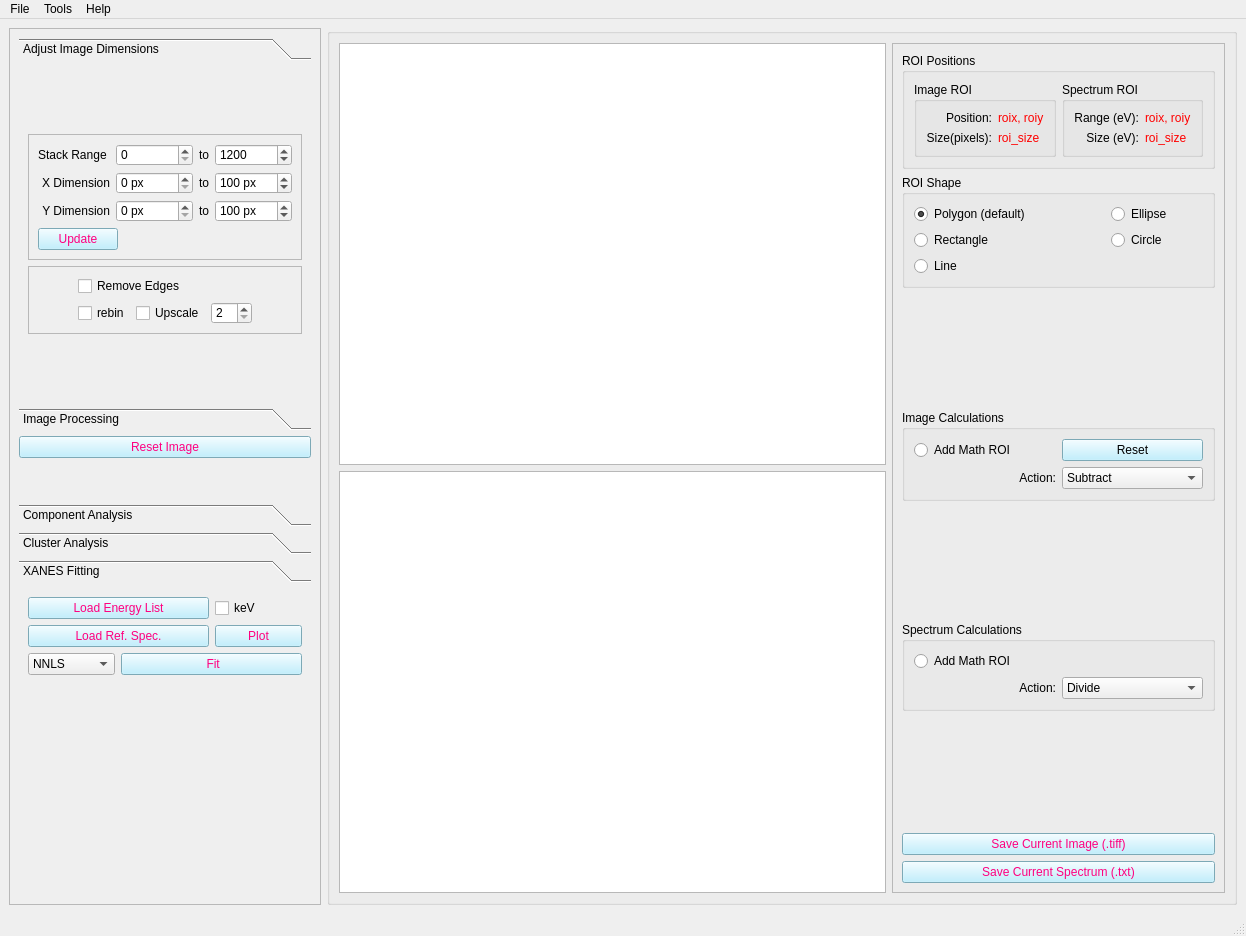
Old version of the form uis/mainwindow_admin.ui in the repository pattammattel/MIDAS_Admin.
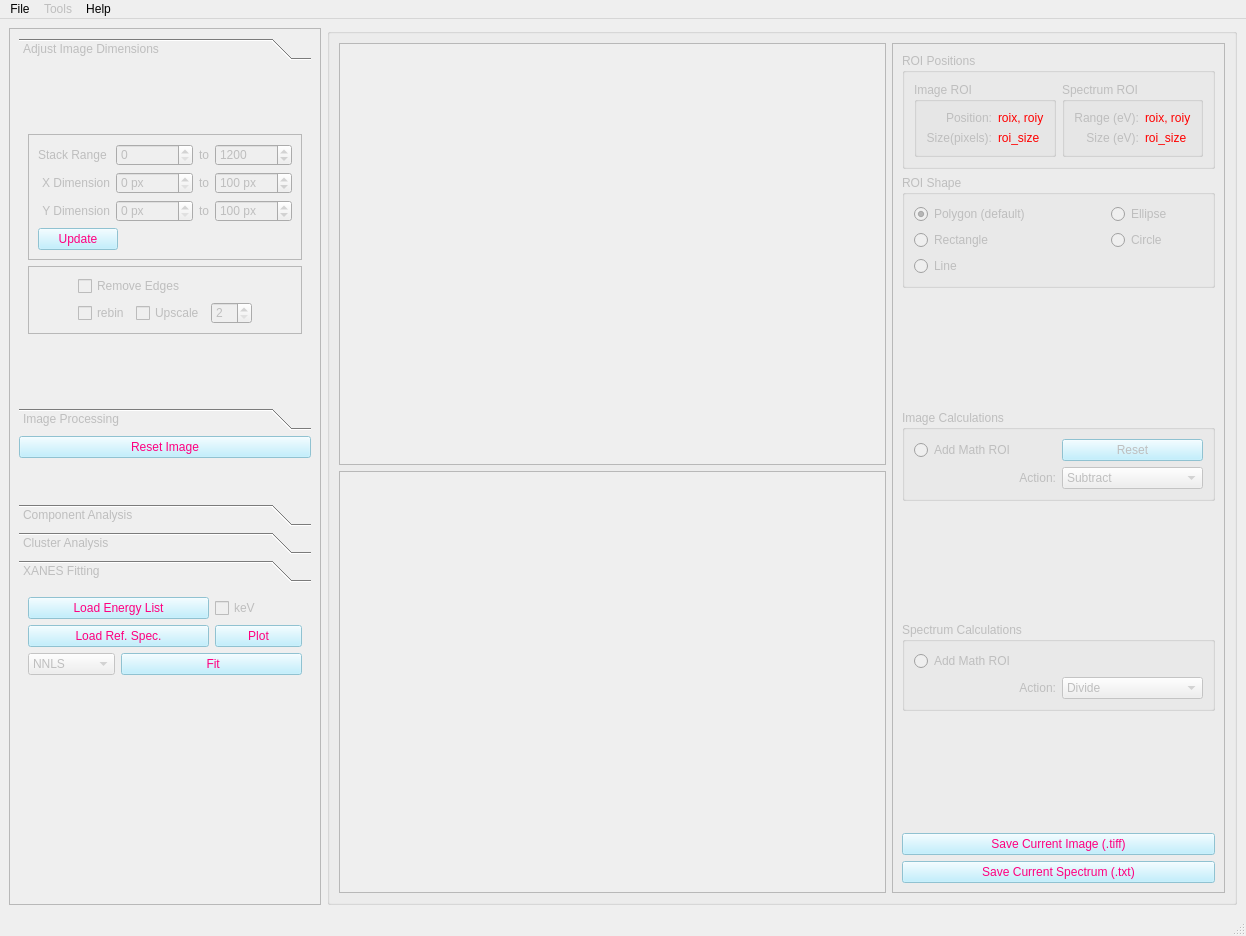
New version of the form. The open tabs and pages were chosen to show the change. Custom widgets are drawn as their Qt base class.

What changed in the file:
```diff
--- a/uis/mainwindow_admin.ui
+++ b/uis/mainwindow_admin.ui
@@ -3,6 +3,9 @@
  <author>Ajith</author>
  <class>MainWindow</class>
  <widget class="QMainWindow" name="MainWindow">
+  <property name="enabled">
+   <bool>true</bool>
+  </property>
   <property name="geometry">
    <rect>
     <x>0</x>
@@ -82,6 +85,9 @@
 }</string>
   </property>
   <widget class="QWidget" name="centralwidget">
+   <property name="enabled">
+    <bool>false</bool>
+   </property>
    <property name="sizePolicy">
     <sizepolicy hsizetype="Expanding" vsizetype="MinimumExpanding">
      <horstretch>0</horstretch>
@@ -172,8 +178,8 @@
         <rect>
          <x>0</x>
          <y>0</y>
-         <width>390</width>
-         <height>867</height>
+         <width>321</width>
+         <height>855</height>
         </rect>
        </property>
        <layout class="QGridLayout" name="gridLayout_9">
@@ -213,7 +219,7 @@
              <x>0</x>
              <y>0</y>
              <width>368</width>
-             <height>372</height>
+             <height>331</height>
             </rect>
            </property>
            <attribute name="label">
@@ -442,7 +448,7 @@
                  <item>
                   <widget class="QCheckBox" name="cb_rebin">
                    <property name="enabled">
-                    <bool>true</bool>
+                    <bool>false</bool>
                    </property>
                    <property name="sizePolicy">
                     <sizepolicy hsizetype="Fixed" vsizetype="Preferred">
@@ -460,7 +466,7 @@
                    <item>
                     <widget class="QCheckBox" name="cb_upscale">
                      <property name="enabled">
-                      <bool>true</bool>
+                      <bool>false</bool>
                      </property>
                      <property name="sizePolicy">
                       <sizepolicy hsizetype="Fixed" vsizetype="Preferred">
@@ -478,7 +484,7 @@
                  <item>
                   <widget class="QSpinBox" name="sb_scaling_factor">
                    <property name="enabled">
-                    <bool>true</bool>
+                    <bool>false</bool>
                    </property>
                    <property name="sizePolicy">
                     <sizepolicy hsizetype="Fixed" vsizetype="Fixed">
@@ -1118,8 +1124,8 @@
             <rect>
              <x>0</x>
              <y>0</y>
-             <width>368</width>
-             <height>184</height>
+             <width>299</width>
+             <height>156</height>
             </rect>
            </property>
            <attribute name="label">
@@ -1194,7 +1200,7 @@
               <item row="2" column="1" colspan="2">
                <widget class="QPushButton" name="pb_xanes_fit">
                 <property name="enabled">
-                 <bool>true</bool>
+                 <bool>false</bool>
                 </property>
                 <property name="sizePolicy">
                  <sizepolicy hsizetype="Preferred" vsizetype="Minimum">
@@ -1655,7 +1661,7 @@
      <x>0</x>
      <y>0</y>
      <width>1246</width>
-     <height>23</height>
+     <height>29</height>
     </rect>
    </property>
    <widget class="QMenu" name="menuManual">
@@ -1677,6 +1683,9 @@
     <addaction name="actionExit"/>
    </widget>
    <widget class="QMenu" name="menuMask">
+    <property name="enabled">
+     <bool>false</bool>
+    </property>
     <property name="title">
      <string>Tools</string>
     </property>
```
Left out of the diff: 24 changed lines with no effect on the pictures.
